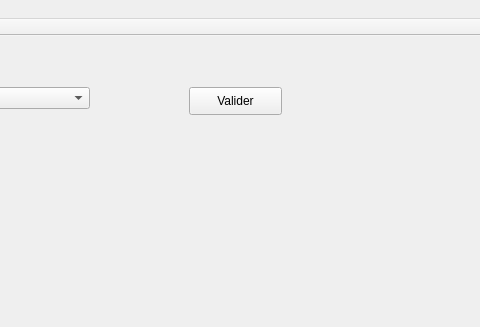
This is IHMC++/DMXProject/DMXProject.ui in fbotel17/DMXProject as Qt 5 draws it before an edit; both pictures show x 782 to 1262 and y 0 to 327 of the 1432 by 791 pixel window. The edited form follows.
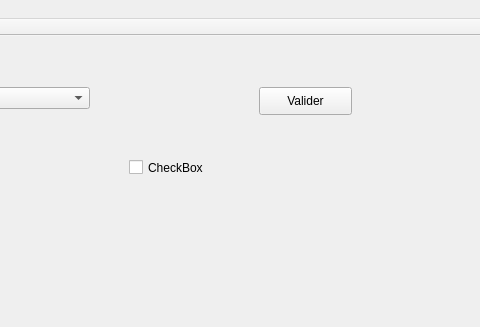
This is the edited form. The open tabs and pages were chosen to show the change.

Commit message: checkbox ok + envoi des scenes

```diff
--- a/IHMC++/DMXProject/DMXProject.ui
+++ b/IHMC++/DMXProject/DMXProject.ui
@@ -558,7 +558,7 @@
        <widget class="QPushButton" name="ValidSceneEquipButton">
         <property name="geometry">
          <rect>
-          <x>960</x>
+          <x>1030</x>
           <y>40</y>
           <width>93</width>
           <height>28</height>
@@ -619,6 +619,19 @@
          </item>
         </layout>
        </widget>
+       <widget class="QCheckBox" name="checkBoxEquip">
+        <property name="geometry">
+         <rect>
+          <x>900</x>
+          <y>40</y>
+          <width>83</width>
+          <height>161</height>
+         </rect>
+        </property>
+        <property name="text">
+         <string>CheckBox</string>
+        </property>
+       </widget>
       </widget>
       <widget class="QWidget" name="page_10">
        <widget class="QWidget" name="verticalLayoutWidget_3">
```
Left out of the diff: 2 changed lines with no effect on the pictures. The commit also changes 2 other files.
